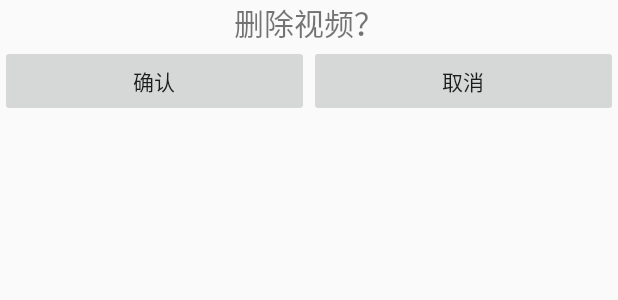
After one commit to FelixJ27/camera-demo, an Android app: the layout alertdialog_del.xml on its own in the app's theme, with its tools: preview values and no code run, on a phone screen of 412 x 824 dp. The commit adds this screen. Shown: the top 300 px of the screen. Run offline under Robolectric (Android 15) with nearby library versions, the phone set to English and light mode, and no system bars.

Commit message:
copy文件

```diff
--- a/app/src/main/AndroidManifest.xml
+++ b/app/src/main/AndroidManifest.xml
@@ -19,7 +19,6 @@
         android:roundIcon="@mipmap/ic_launcher_round"
         android:supportsRtl="true"
         android:theme="@style/AppTheme">
-        <activity android:name=".EveryVideoActivity"></activity>
         <activity android:name=".AddVideoActivity" />
         <activity android:name=".EveryPictureActivity" />
         <activity android:name=".AddPhotoActivity" />
--- a/app/src/main/res/layout/activity_everyone.xml
+++ b/app/src/main/res/layout/activity_every_picture.xml
@@ -5,7 +5,7 @@
     android:layout_width="match_parent"
     android:layout_height="match_parent"
     android:orientation="vertical"
-    tools:context=".EveryPhotoActivity">
+    tools:context=".EveryPictureActivity">
 
     <util.HeaderBar
         style="@style/MatchWrap"
--- /dev/null
+++ b/app/src/main/res/layout/alertdialog_del.xml
@@ -0,0 +1,34 @@
+<?xml version="1.0" encoding="utf-8"?>
+<LinearLayout xmlns:android="http://schemas.android.com/apk/res/android"
+    android:layout_width="match_parent"
+    android:layout_height="match_parent"
+    android:orientation="vertical">
+
+    <TextView
+        android:layout_width="match_parent"
+        android:layout_height="wrap_content"
+        android:gravity="center"
+        android:text="删除视频？"
+        android:textSize="@dimen/text_size" />
+
+    <LinearLayout
+        android:layout_width="match_parent"
+        android:layout_height="wrap_content"
+        android:orientation="horizontal"
+        android:weightSum="2">
+
+        <Button
+            android:id="@+id/btnSure"
+            android:layout_width="0dp"
+            android:layout_height="wrap_content"
+            android:layout_weight="1"
+            android:text="确认"/>
+        <Button
+            android:id="@+id/btnCancel"
+            android:layout_width="0dp"
+            android:layout_height="wrap_content"
+            android:layout_weight="1"
+            android:text="取消"/>
+    </LinearLayout>
+
+</LinearLayout>
```
Also changed, not shown: app/src/main/java/com/wisdom/camerademo/AddPhotoActivity.kt (+46 -26 lines), app/src/main/java/com/wisdom/camerademo/AddVideoActivity.kt (+74 -22 lines), app/src/main/java/com/wisdom/camerademo/EveryPictureActivity.kt (+1 -6 lines), app/src/main/java/com/wisdom/camerademo/EveryVideoActivity.kt (deleted, +0 -31 lines), app/src/main/java/util/ImageUtil.kt (+54 -4 lines), app/src/main/res/layout/activity_add_video.xml (+54 -21 lines), app/src/main/res/layout/activity_every_video.xml (deleted, +0 -19 lines).
